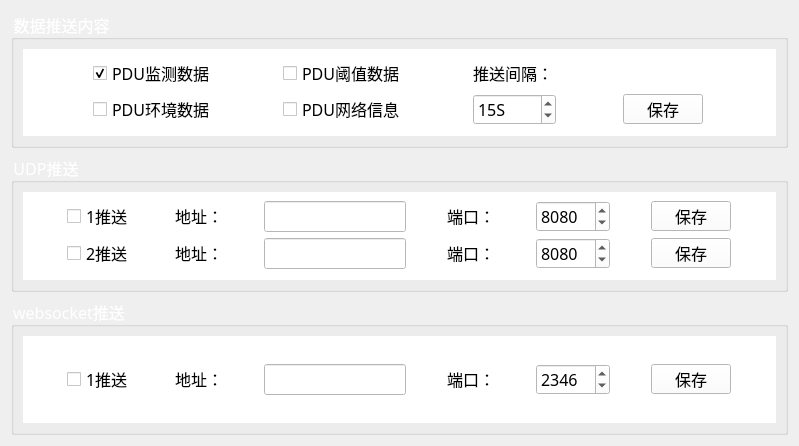
Above: CleverManagerV3/setups/push/setup_pushwid.ui from ChinaClever/CleverManagerV3 before the change. Below: the same form after it.
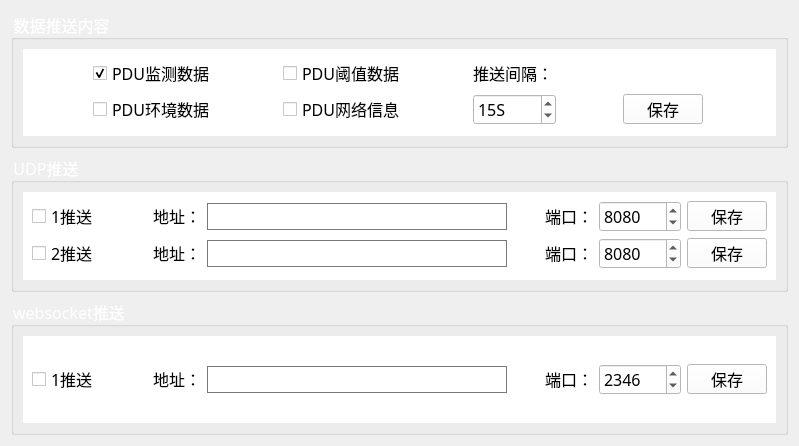
That is the form after the change.

What changed in the file:
```diff
--- a/CleverManagerV3/setups/push/setup_pushwid.ui
+++ b/CleverManagerV3/setups/push/setup_pushwid.ui
@@ -276,6 +276,12 @@
              <verstretch>0</verstretch>
             </sizepolicy>
            </property>
+           <property name="maximumSize">
+            <size>
+             <width>100</width>
+             <height>16777215</height>
+            </size>
+           </property>
            <property name="font">
             <font>
              <family>微软雅黑</family>
@@ -295,6 +301,12 @@
              <verstretch>0</verstretch>
             </sizepolicy>
            </property>
+           <property name="maximumSize">
+            <size>
+             <width>80</width>
+             <height>16777215</height>
+            </size>
+           </property>
            <property name="font">
             <font>
              <family>微软雅黑</family>
@@ -317,12 +329,23 @@
              <verstretch>0</verstretch>
             </sizepolicy>
            </property>
+           <property name="minimumSize">
+            <size>
+             <width>300</width>
+             <height>0</height>
+            </size>
+           </property>
            <property name="font">
             <font>
              <family>微软雅黑</family>
              <pointsize>12</pointsize>
             </font>
            </property>
+           <property name="styleSheet">
+            <string notr="true">border-color: rgb(121,121,121);
+border-style:solid;
+border-width:1px;</string>
+           </property>
           </widget>
          </item>
          <item row="0" column="3">
@@ -333,6 +356,12 @@
              <verstretch>0</verstretch>
             </sizepolicy>
            </property>
+           <property name="maximumSize">
+            <size>
+             <width>80</width>
+             <height>16777215</height>
+            </size>
+           </property>
            <property name="font">
             <font>
              <family>微软雅黑</family>
@@ -355,6 +384,12 @@
              <verstretch>0</verstretch>
             </sizepolicy>
            </property>
+           <property name="maximumSize">
+            <size>
+             <width>100</width>
+             <height>16777215</height>
+            </size>
+           </property>
            <property name="font">
             <font>
              <family>微软雅黑</family>
@@ -414,6 +449,12 @@
              <verstretch>0</verstretch>
             </sizepolicy>
            </property>
+           <property name="maximumSize">
+            <size>
+             <width>100</width>
+             <height>16777215</height>
+            </size>
+           </property>
            <property name="font">
             <font>
              <family>微软雅黑</family>
@@ -433,6 +474,12 @@
              <verstretch>0</verstretch>
             </sizepolicy>
            </property>
+           <property name="maximumSize">
+            <size>
+             <width>80</width>
+             <height>16777215</height>
+            </size>
+           </property>
            <property name="font">
             <font>
              <family>微软雅黑</family>
@@ -455,12 +502,23 @@
              <verstretch>0</verstretch>
             </sizepolicy>
            </property>
+           <property name="minimumSize">
+            <size>
+             <width>300</width>
+             <height>0</height>
+            </size>
+           </property>
            <property name="font">
             <font>
              <family>微软雅黑</family>
              <pointsize>12</pointsize>
             </font>
            </property>
+           <property name="styleSheet">
+            <string notr="true">border-color: rgb(121,121,121);
+border-style:solid;
+border-width:1px;</string>
+           </property>
           </widget>
          </item>
          <item row="1" column="3">
@@ -471,6 +529,12 @@
              <verstretch>0</verstretch>
             </sizepolicy>
            </property>
+           <property name="maximumSize">
+            <size>
+             <width>80</width>
+             <height>16777215</height>
+            </size>
+           </property>
            <property name="font">
             <font>
              <family>微软雅黑</family>
@@ -493,6 +557,12 @@
              <verstretch>0</verstretch>
             </sizepolicy>
            </property>
+           <property name="maximumSize">
+            <size>
+             <width>100</width>
+             <height>16777215</height>
+            </size>
+           </property>
            <property name="font">
             <font>
              <family>微软雅黑</family>
@@ -586,6 +656,12 @@
              <verstretch>0</verstretch>
             </sizepolicy>
            </property>
+           <property name="maximumSize">
+            <size>
+             <width>100</width>
+             <height>16777215</height>
+            </size>
+           </property>
            <property name="font">
             <font>
              <family>微软雅黑</family>
@@ -605,6 +681,12 @@
              <verstretch>0</verstretch>
             </sizepolicy>
            </property>
+           <property name="maximumSize">
+            <size>
+             <width>80</width>
+             <height>16777215</height>
+            </size>
+           </property>
            <property name="font">
             <font>
              <family>微软雅黑</family>
@@ -627,12 +709,23 @@
              <verstretch>0</verstretch>
             </sizepolicy>
            </property>
+           <property name="minimumSize">
+            <size>
+             <width>300</width>
+             <height>0</height>
+            </size>
+           </property>
            <property name="font">
             <font>
              <family>微软雅黑</family>
              <pointsize>12</pointsize>
             </font>
            </property>
+           <property name="styleSheet">
+            <string notr="true">border-color: rgb(121,121,121);
+border-style:solid;
+border-width:1px;</string>
+           </property>
           </widget>
          </item>
          <item>
@@ -643,6 +736,12 @@
              <verstretch>0</verstretch>
             </sizepolicy>
            </property>
+           <property name="maximumSize">
+            <size>
+             <width>80</width>
+             <height>16777215</height>
+            </size>
+           </property>
            <property name="font">
             <font>
              <family>微软雅黑</family>
@@ -665,6 +764,12 @@
              <verstretch>0</verstretch>
             </sizepolicy>
            </property>
+           <property name="maximumSize">
+            <size>
+             <width>100</width>
+             <height>16777215</height>
+            </size>
+           </property>
            <property name="font">
             <font>
              <family>微软雅黑</family>
```
Left out of the diff: 3 changed lines with no effect on the pictures.
